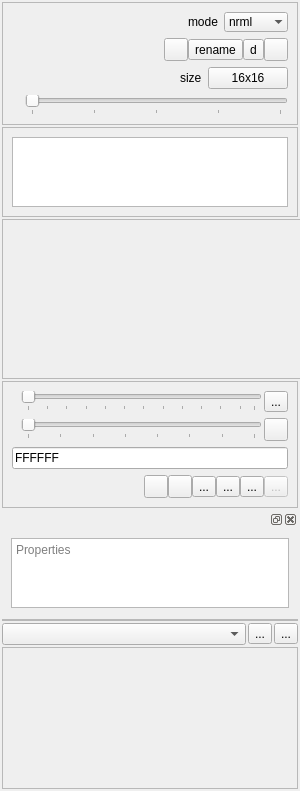
eigenbom/MQ-Sprite, file src/parttoolswidget.ui: the form before one commit.
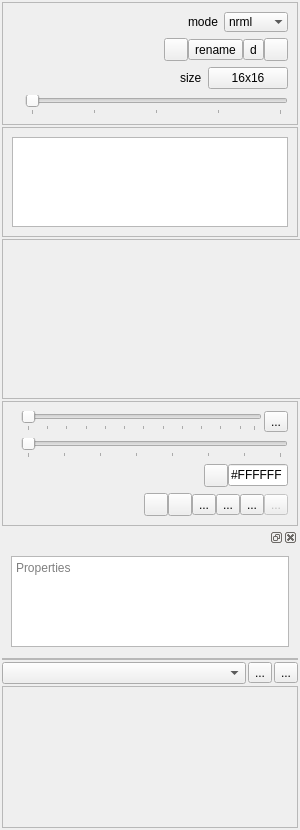
The form after the commit. Icons and pictures are not drawn. Custom widgets are drawn as their Qt base class.

Commit message: Working on layer list thing

What changed in the file:
```diff
--- a/src/parttoolswidget.ui
+++ b/src/parttoolswidget.ui
@@ -7,7 +7,7 @@
     <x>0</x>
     <y>0</y>
     <width>300</width>
-    <height>708</height>
+    <height>830</height>
    </rect>
   </property>
   <property name="sizePolicy">
@@ -300,16 +300,43 @@
      </property>
      <layout class="QVBoxLayout" name="verticalLayout_7">
       <item>
-       <widget class="QListWidget" name="listWidget">
+       <widget class="LayerListView" name="layerListView">
+        <property name="dragDropOverwriteMode">
+         <bool>false</bool>
+        </property>
         <property name="dragDropMode">
          <enum>QAbstractItemView::NoDragDrop</enum>
         </property>
-        <property name="viewMode">
-         <enum>QListView::ListMode</enum>
+        <property name="defaultDropAction">
+         <enum>Qt::MoveAction</enum>
         </property>
-        <property name="uniformItemSizes">
+        <property name="alternatingRowColors">
          <bool>false</bool>
         </property>
+        <property name="indentation">
+         <number>0</number>
+        </property>
+        <property name="rootIsDecorated">
+         <bool>false</bool>
+        </property>
+        <property name="uniformRowHeights">
+         <bool>true</bool>
+        </property>
+        <property name="itemsExpandable">
+         <bool>false</bool>
+        </property>
+        <property name="animated">
+         <bool>false</bool>
+        </property>
+        <property name="allColumnsShowFocus">
+         <bool>true</bool>
+        </property>
+        <property name="expandsOnDoubleClick">
+         <bool>false</bool>
+        </property>
+        <attribute name="headerVisible">
+         <bool>false</bool>
+        </attribute>
        </widget>
       </item>
      </layout>
@@ -449,6 +476,29 @@
           </property>
          </widget>
         </item>
+       </layout>
+      </item>
+      <item>
+       <layout class="QHBoxLayout" name="horizontalLayout_2">
+        <property name="spacing">
+         <number>0</number>
+        </property>
+        <property name="topMargin">
+         <number>0</number>
+        </property>
+        <item>
+         <spacer name="horizontalSpacer_3">
+          <property name="orientation">
+           <enum>Qt::Horizontal</enum>
+          </property>
+          <property name="sizeHint" stdset="0">
+           <size>
+            <width>40</width>
+            <height>20</height>
+           </size>
+          </property>
+         </spacer>
+        </item>
         <item>
          <widget class="QToolButton" name="toolButtonColour">
           <property name="toolTip">
@@ -462,18 +512,24 @@
           </property>
          </widget>
         </item>
+        <item>
+         <widget class="QLineEdit" name="lineEditColour">
+          <property name="maximumSize">
+           <size>
+            <width>60</width>
+            <height>16777215</height>
+           </size>
+          </property>
+          <property name="text">
+           <string>#FFFFFF</string>
+          </property>
+          <property name="maxLength">
+           <number>8</number>
+          </property>
+         </widget>
+        </item>
        </layout>
       </item>
-      <item>
-       <widget class="QLineEdit" name="lineEditColour">
-        <property name="text">
-         <string>FFFFFF</string>
-        </property>
-        <property name="maxLength">
-         <number>8</number>
-        </property>
-       </widget>
-      </item>
       <item>
        <layout class="QHBoxLayout" name="horizontalLayout_10">
         <property name="spacing">
@@ -834,6 +890,11 @@
    <header location="global">animatorwidget.h</header>
    <container>1</container>
   </customwidget>
+  <customwidget>
+   <class>LayerListView</class>
+   <extends>QTreeView</extends>
+   <header>layerlistview.h</header>
+  </customwidget>
  </customwidgets>
  <resources>
   <include location="../icons.qrc"/>
```
Left out of the diff: 2 changed lines with no effect on the pictures. The commit also changes 5 other files.
